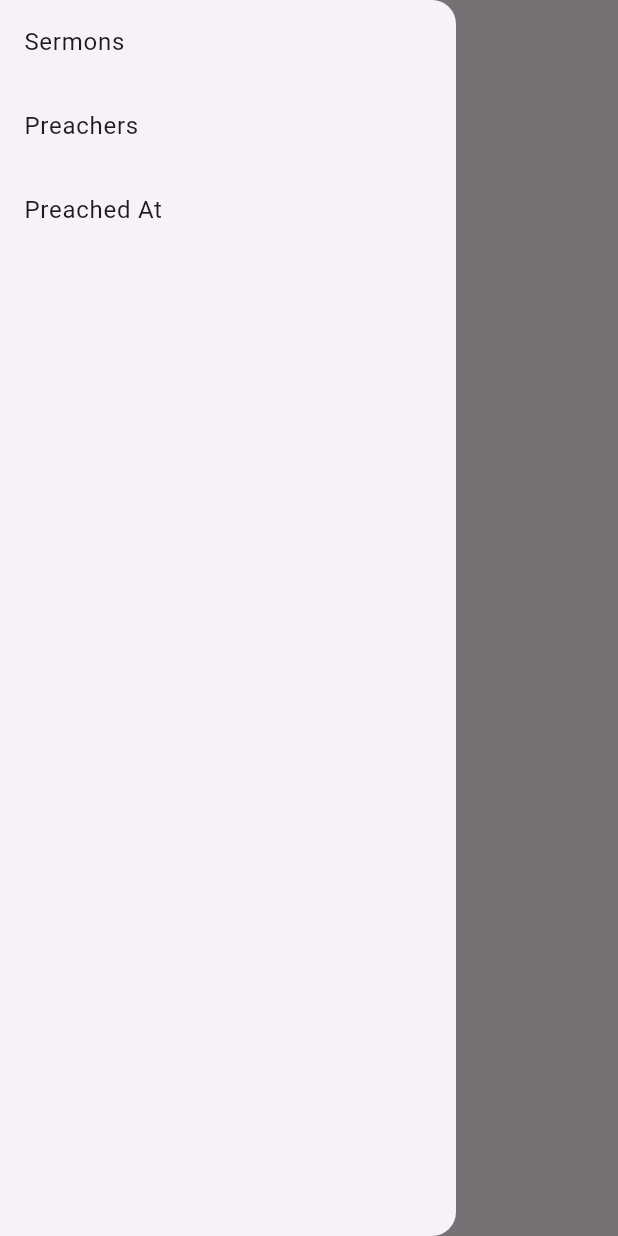
After one commit to Rhadaze/TruthTracker, a Flutter app: the PreacherPage screen opened by its route, with the side drawer open, on a phone screen of 412 x 824 dp. The commit adds this screen. Run offline on Flutter 3.47's test engine with Material 3 defaults, Android fonts, the phone set to English and light mode, and no system bars.

Commit message:
preachers page added

```diff
--- a/lib/main.dart
+++ b/lib/main.dart
@@ -1,4 +1,5 @@
 import 'package:TruthTracker/preachedat_page.dart';
+import 'package:TruthTracker/preacher_page.dart';
 import 'package:TruthTracker/sermon_page.dart';
 import 'package:flutter/material.dart';
 
@@ -15,7 +16,7 @@ class YourApp extends StatelessWidget {
       home: PreachedAtPage(),
       routes: {
         '/sermons': (context) => SermonPage(),
-        //'/preachers': (context) => PreacherPage(),
+        '/preachers': (context) => PreacherPage(),
         '/preachedAt': (context) => PreachedAtPage(),
       },
     ); // TODO: implement build
--- /dev/null
+++ b/lib/preacher_page.dart
@@ -0,0 +1,28 @@
+import 'package:flutter/material.dart';
+
+class PreacherPage extends StatelessWidget {
+  @override
+  Widget build(BuildContext context) {
+    return Scaffold(
+      appBar: AppBar(title: Text("Preacher")),
+      drawer: Drawer(
+        child: ListView(
+          children: [
+            ListTile(
+              title: Text("Sermons"),
+              onTap: () => Navigator.pushNamed(context, '/sermons'),
+            ),
+            ListTile(
+              title: Text("Preachers"),
+              onTap: () => Navigator.pushNamed(context, '/preachers'),
+            ),
+            ListTile(
+              title: Text("Preached At"),
+              onTap: () => Navigator.pushNamed(context, '/preachedAt'),
+            ),
+          ],
+        ),
+      ),
+    );
+  }
+}
```
